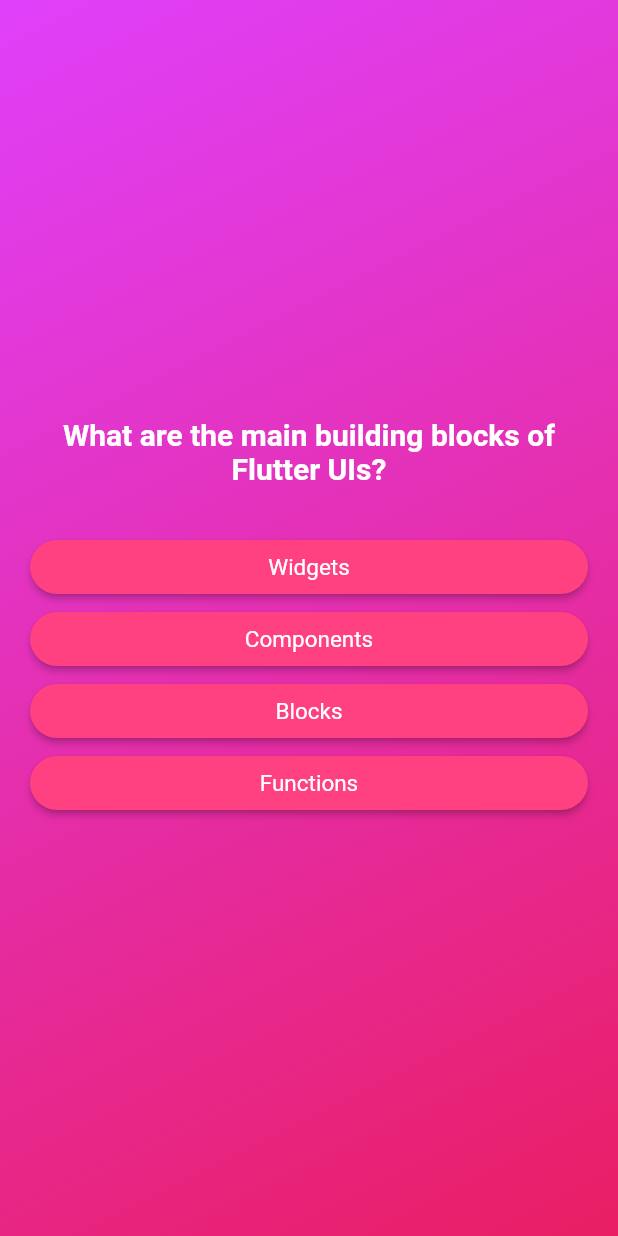
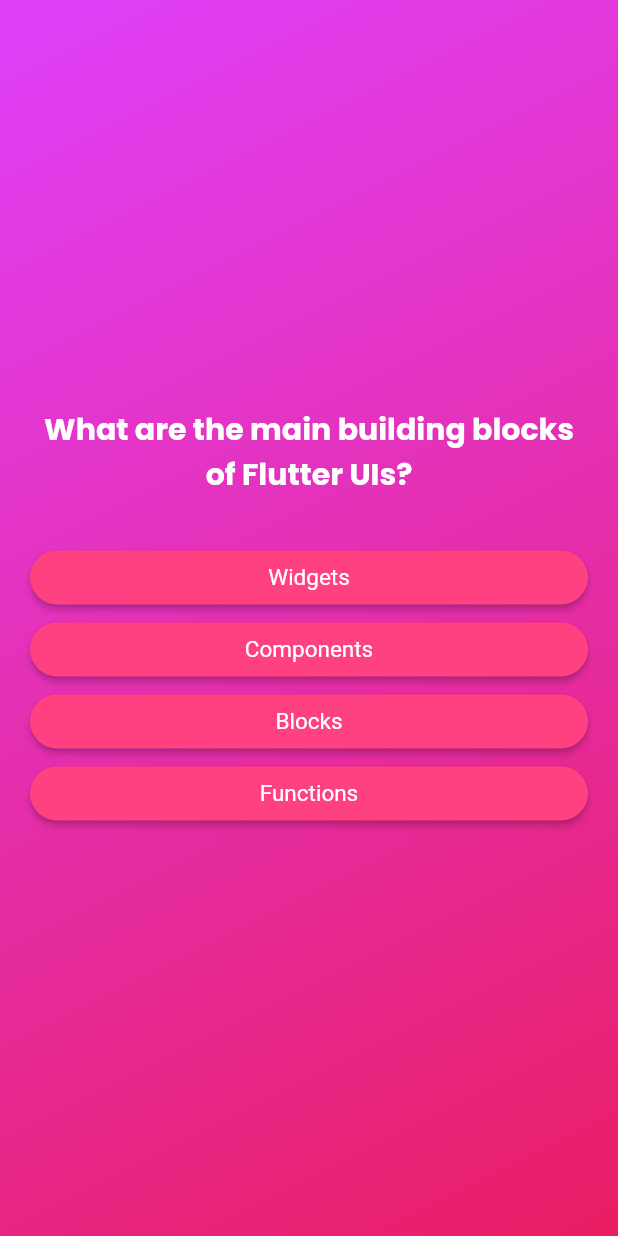
Before and after one commit to lbnmahs/quizzer, a Flutter app: the screen it shows after launch, after a tap on "Start Quiz", on a phone screen of 412 x 824 dp. Run offline on Flutter 3.47's test engine with Material 2 defaults, Android fonts, the phone set to English and light mode, and no system bars; our stand-ins replace google_fonts.

Commit message:
Adding Google Fonts package

```diff
--- a/lib/quiz_screen.dart
+++ b/lib/quiz_screen.dart
@@ -1,5 +1,6 @@
 import 'package:flutter/material.dart';
 import 'package:quizzer/data/questions.dart';
+import 'package:google_fonts/google_fonts.dart';
 
 class QuizScreen extends StatefulWidget {
   const QuizScreen(this.onAnswerSelect, {super.key});
@@ -39,7 +40,7 @@ class _QuizScreen extends State<QuizScreen> {
           children: [
             Text(
               currentQuestion.question,
-              style: const TextStyle(
+              style: GoogleFonts.poppins(
                 color: Colors.white,
                 fontSize: 20,
                 fontWeight: FontWeight.w700
--- a/lib/start_screen.dart
+++ b/lib/start_screen.dart
@@ -1,4 +1,5 @@
 import 'package:flutter/material.dart';
+import 'package:google_fonts/google_fonts.dart';
 
 class StartScreen extends StatelessWidget {
   const StartScreen(this.startQuiz, {super.key});
@@ -25,19 +26,19 @@ class StartScreen extends StatelessWidget {
               color: const Color.fromARGB(106, 255, 255, 255),
             ),
             const SizedBox(height: 50),
-            const Text(
+            Text(
               'Welcome to Quizzer',
-              style: TextStyle(
+              style: GoogleFonts.poppins(
                 color: Colors.white,
                 fontSize: 24,
                 fontWeight: FontWeight.w700
               ),
             ),
             const SizedBox(height: 10),
-            const Text(
+            Text(
               'A fun way to learn coding!',
-              style: TextStyle(
-                color: Color.fromARGB(255, 224, 224, 224),
+              style: GoogleFonts.poppins(
+                color: const Color.fromARGB(255, 224, 224, 224),
                 fontSize: 18,
                 fontWeight: FontWeight.w400
               ),
@@ -47,7 +48,7 @@ class StartScreen extends StatelessWidget {
               onPressed: startQuiz,
               style: ElevatedButton.styleFrom(
                 padding: const EdgeInsets.symmetric(horizontal: 20, vertical: 10),
-                backgroundColor: Color.fromARGB(255, 224, 145, 41),
+                backgroundColor: const Color.fromARGB(255, 224, 145, 41),
                 foregroundColor: Colors.white,
                 textStyle: const TextStyle(
                   color: Colors.white,
--- a/pubspec.yaml
+++ b/pubspec.yaml
@@ -35,6 +35,7 @@ dependencies:
   # The following adds the Cupertino Icons font to your application.
   # Use with the CupertinoIcons class for iOS style icons.
   cupertino_icons: ^1.0.2
+  google_fonts: ^4.0.4
 
 dev_dependencies:
   flutter_test:
```
Also changed, not shown: pubspec.lock.
